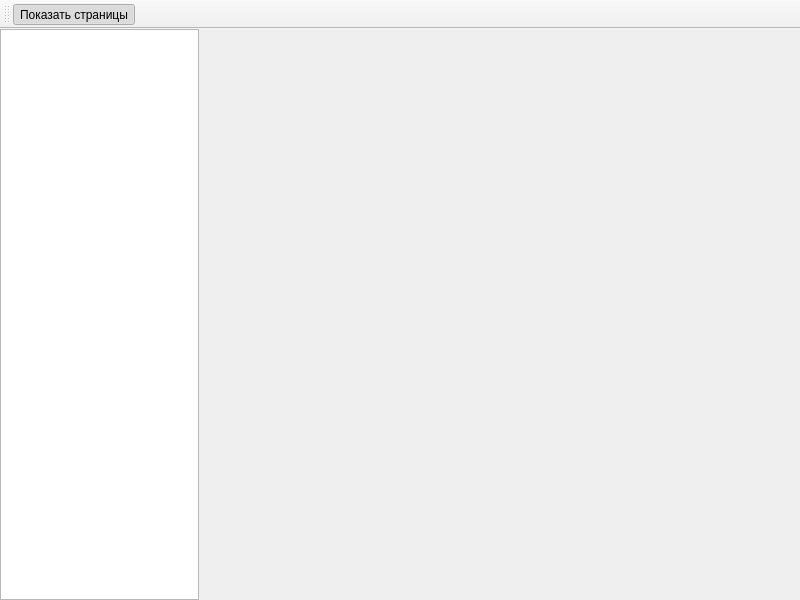
Old version of the form ui/MainWindow/MainWindow.ui in the repository Jomart02/Lazuli.
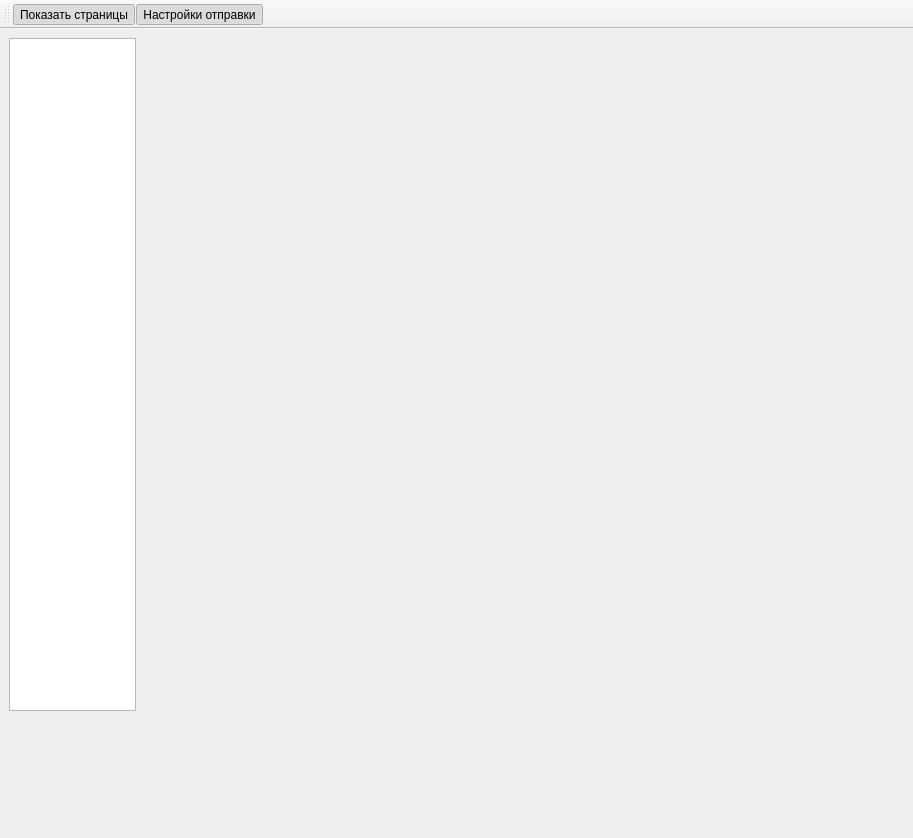
New version of the form. Custom widgets are drawn as their Qt base class.

Commit message: add udp sender || add change param send || add load param send

What changed in the file:
```diff
--- a/ui/MainWindow/MainWindow.ui
+++ b/ui/MainWindow/MainWindow.ui
@@ -6,27 +6,15 @@
    <rect>
     <x>0</x>
     <y>0</y>
-    <width>800</width>
-    <height>600</height>
+    <width>913</width>
+    <height>838</height>
    </rect>
   </property>
   <property name="windowTitle">
    <string>MainWindow</string>
   </property>
   <widget class="QWidget" name="centralwidget">
-   <layout class="QGridLayout" name="gridLayout" columnstretch="1,3">
-    <property name="leftMargin">
-     <number>0</number>
-    </property>
-    <property name="topMargin">
-     <number>0</number>
-    </property>
-    <property name="rightMargin">
-     <number>0</number>
-    </property>
-    <property name="bottomMargin">
-     <number>0</number>
-    </property>
+   <layout class="QGridLayout" name="gridLayout" rowstretch="6,1" columnstretch="1,6">
     <item row="0" column="0">
      <widget class="QTreeWidget" name="treeWidget">
       <attribute name="headerVisible">
@@ -49,6 +37,9 @@
       </property>
      </widget>
     </item>
+    <item row="1" column="0" colspan="2">
+     <widget class="SendWidget" name="sendPanel" native="true"/>
+    </item>
    </layout>
   </widget>
   <widget class="QToolBar" name="toolBar">
@@ -62,6 +53,7 @@
     <bool>false</bool>
    </attribute>
    <addaction name="ShowPages"/>
+   <addaction name="sendOptions"/>
   </widget>
   <action name="ShowPages">
    <property name="checkable">
@@ -77,7 +69,29 @@
     <enum>QAction::NoRole</enum>
    </property>
   </action>
+  <action name="sendOptions">
+   <property name="checkable">
+    <bool>true</bool>
+   </property>
+   <property name="checked">
+    <bool>true</bool>
+   </property>
+   <property name="text">
+    <string>Настройки отправки</string>
+   </property>
+   <property name="menuRole">
+    <enum>QAction::NoRole</enum>
+   </property>
+  </action>
  </widget>
+ <customwidgets>
+  <customwidget>
+   <class>SendWidget</class>
+   <extends>QWidget</extends>
+   <header>SendWidget.h</header>
+   <container>1</container>
+  </customwidget>
+ </customwidgets>
  <resources/>
  <connections/>
 </ui>
```
The commit also changes 8 other files.
